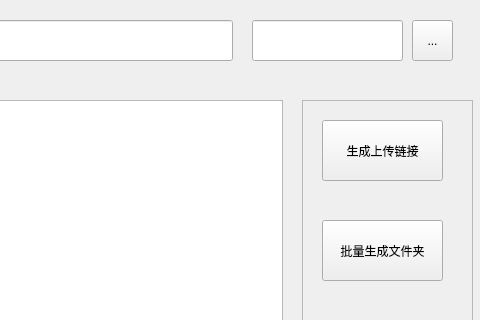
luoxuanzao/seafile-python, file MainWindows.ui: the form before one commit; both pictures show x 648 to 1128 and y 0 to 320 of the 1128 by 753 pixel window.
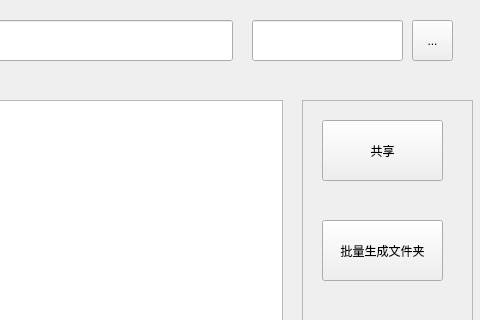
The form after the commit. Icons and pictures are not drawn.

Commit message: feat: 增加分享链接配置界面

The edit to the form file:
```diff
--- a/MainWindows.ui
+++ b/MainWindows.ui
@@ -152,7 +152,7 @@
       </rect>
      </property>
      <property name="text">
-      <string>生成上传链接</string>
+      <string>共享</string>
      </property>
     </widget>
     <widget class="QPushButton" name="uploadFolderButton">
```
The commit also changes 3 other files.
